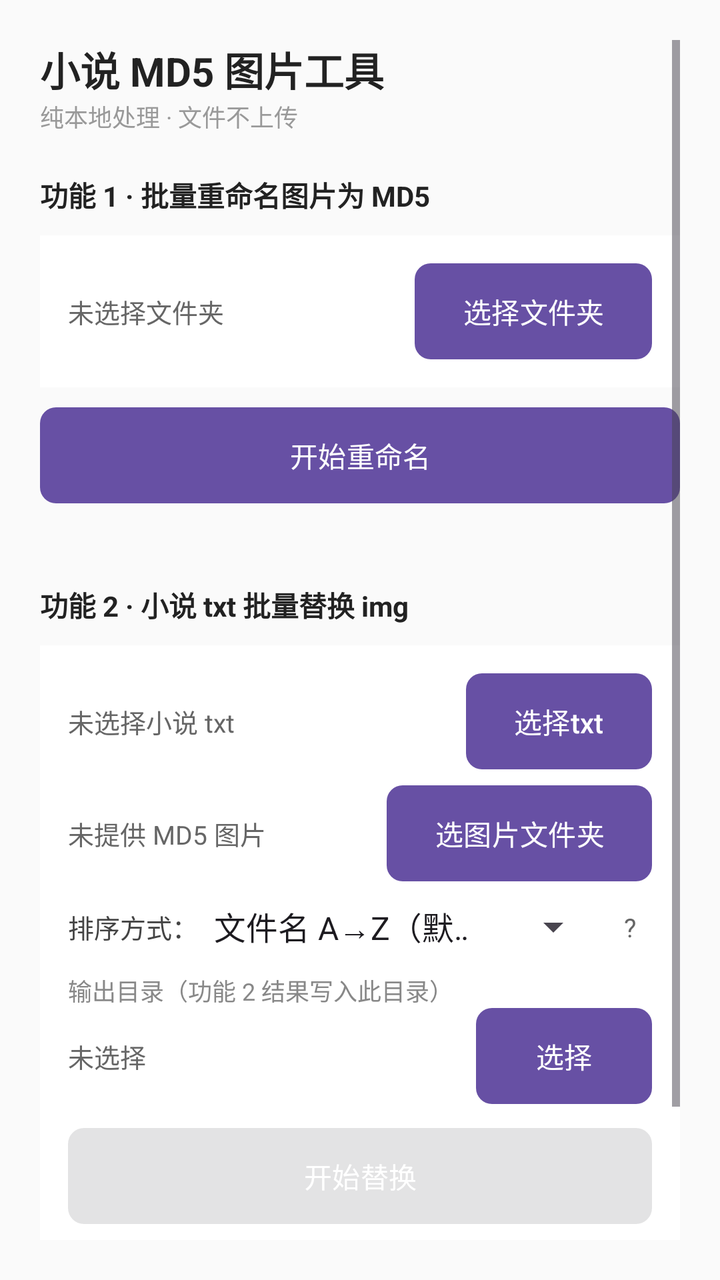
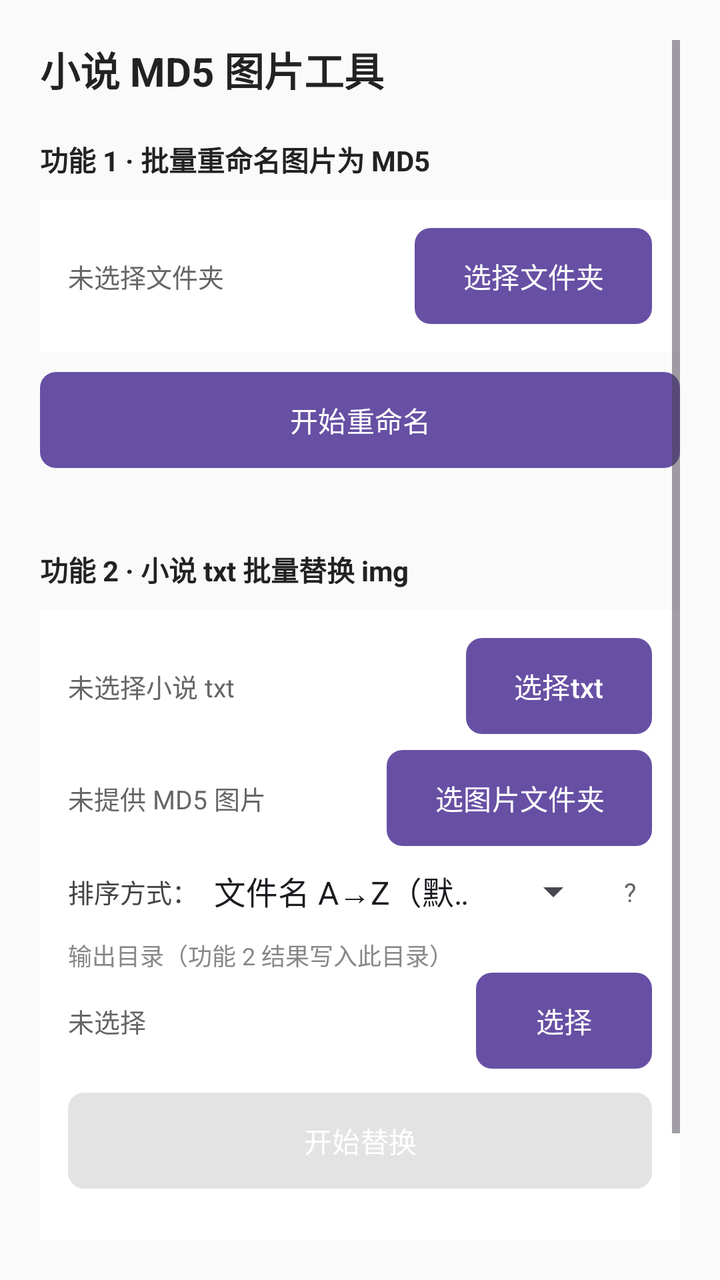

Before-and-after screenshots of an Android layout around one commit, followed by the original layout XML and the change that was made.
<!-- AndroidManifest.xml: application theme Theme.Material3.DayNight.NoActionBar -->
<!-- res/layout/activity_main.xml -->
<?xml version="1.0" encoding="utf-8"?>
<ScrollView xmlns:android="http://schemas.android.com/apk/res/android"
    android:layout_width="match_parent"
    android:layout_height="match_parent"
    android:background="#FAFAFA"
    android:padding="20dp">

    <LinearLayout
        android:layout_width="match_parent"
        android:layout_height="wrap_content"
        android:orientation="vertical">

        
        <TextView
            android:layout_width="match_parent"
            android:layout_height="wrap_content"
            android:text="小说 MD5 图片工具"
            android:textSize="20sp"
            android:textStyle="bold"
            android:textColor="#222222" />

        <TextView
            android:layout_width="match_parent"
            android:layout_height="wrap_content"
            android:text="纯本地处理 · 文件不上传"
            android:textSize="12sp"
            android:textColor="#999999"
            android:layout_marginBottom="20dp" />

        
        <TextView
            android:layout_width="match_parent"
            android:layout_height="wrap_content"
            android:text="功能 1 · 批量重命名图片为 MD5"
            android:textSize="14sp"
            android:textStyle="bold"
            android:textColor="#222222"
            android:layout_marginBottom="10dp" />

        <LinearLayout
            android:layout_width="match_parent"
            android:layout_height="wrap_content"
            android:orientation="horizontal"
            android:background="#FFFFFF"
            android:padding="14dp"
            android:layout_marginBottom="10dp">

            <TextView
                android:id="@+id/tvImgDir"
                android:layout_width="0dp"
                android:layout_height="wrap_content"
                android:layout_weight="1"
                android:layout_gravity="center_vertical"
                android:text="未选择文件夹"
                android:textSize="13sp"
                android:textColor="#666666"
                android:maxLines="1"
                android:ellipsize="end" />

            <Button
                android:id="@+id/btnPickImgDir"
                android:layout_width="wrap_content"
                android:layout_height="wrap_content"
                android:text="选择文件夹"
                android:textColor="#FFFFFF"
                android:background="@drawable/btn_solid" />
        </LinearLayout>

        <Button
            android:id="@+id/btnDoRename"
            android:layout_width="match_parent"
            android:layout_height="wrap_content"
            android:text="开始重命名"
            android:textColor="#FFFFFF"
            android:background="@drawable/btn_solid"
            android:layout_marginBottom="8dp" />

        <ProgressBar
            android:id="@+id/progressRename"
            style="?android:attr/progressBarStyleHorizontal"
            android:layout_width="match_parent"
            android:layout_height="wrap_content"
            android:max="100"
            android:visibility="gone" />

        <TextView
            android:id="@+id/tvRenameResult"
            android:layout_width="match_parent"
            android:layout_height="wrap_content"
            android:text=""
            android:textSize="12sp"
            android:textColor="#666666"
            android:lineSpacingExtra="3dp" />

        <View
            android:layout_width="match_parent"
            android:layout_height="16dp" />

        
        <TextView
            android:layout_width="match_parent"
            android:layout_height="wrap_content"
            android:text="功能 2 · 小说 txt 批量替换 img"
            android:textSize="14sp"
            android:textStyle="bold"
            android:textColor="#222222"
            android:layout_marginBottom="10dp" />

        <LinearLayout
            android:layout_width="match_parent"
            android:layout_height="wrap_content"
            android:orientation="vertical"
            android:background="#FFFFFF"
            android:padding="14dp"
            android:layout_marginBottom="10dp">

            <LinearLayout
                android:layout_width="match_parent"
                android:layout_height="wrap_content"
                android:orientation="horizontal">
                <TextView
                    android:id="@+id/tvNovelFile"
                    android:layout_width="0dp"
                    android:layout_height="wrap_content"
                    android:layout_weight="1"
                    android:layout_gravity="center_vertical"
                    android:text="未选择小说 txt"
                    android:textSize="13sp"
                    android:textColor="#666666"
                    android:maxLines="1"
                    android:ellipsize="end" />
                <Button
                    android:id="@+id/btnPickNovel"
                    android:layout_width="wrap_content"
                    android:layout_height="wrap_content"
                    android:text="选择txt"
                    android:textColor="#FFFFFF"
                    android:background="@drawable/btn_solid" />
            </LinearLayout>

            <LinearLayout
                android:layout_width="match_parent"
                android:layout_height="wrap_content"
                android:orientation="horizontal"
                android:layout_marginTop="8dp">
                <TextView
                    android:id="@+id/tvMd5Count"
                    android:layout_width="0dp"
                    android:layout_height="wrap_content"
                    android:layout_weight="1"
                    android:layout_gravity="center_vertical"
                    android:text="未提供 MD5 图片"
                    android:textSize="13sp"
                    android:textColor="#666666"
                    android:maxLines="1"
                    android:ellipsize="end" />
                <Button
                    android:id="@+id/btnPickMd5Dir"
                    android:layout_width="wrap_content"
                    android:layout_height="wrap_content"
                    android:text="选图片文件夹"
                    android:textColor="#FFFFFF"
                    android:background="@drawable/btn_solid" />
            </LinearLayout>

            
            <LinearLayout
                android:layout_width="match_parent"
                android:layout_height="wrap_content"
                android:orientation="horizontal"
                android:gravity="center_vertical"
                android:layout_marginTop="10dp">

                <TextView
                    android:layout_width="wrap_content"
                    android:layout_height="wrap_content"
                    android:text="排序方式："
                    android:textSize="13sp"
                    android:textColor="#444444" />

                <Spinner
                    android:id="@+id/spinnerMd5Order"
                    android:layout_width="0dp"
                    android:layout_height="wrap_content"
                    android:layout_weight="1"
                    android:entries="@array/md5_order_entries" />

                <TextView
                    android:id="@+id/btnOrderHelp"
                    android:layout_width="wrap_content"
                    android:layout_height="wrap_content"
                    android:text=" ?"
                    android:textSize="13sp"
                    android:textColor="#666666"
                    android:clickable="true"
                    android:focusable="true"
                    android:paddingHorizontal="8dp"
                    android:paddingVertical="4dp"
                    android:background="?android:attr/selectableItemBackground" />
            </LinearLayout>

            <TextView
                android:layout_width="match_parent"
                android:layout_height="wrap_content"
                android:text="输出目录（功能 2 结果写入此目录）"
                android:textSize="12sp"
                android:textColor="#888888"
                android:layout_marginTop="10dp" />

            <LinearLayout
                android:layout_width="match_parent"
                android:layout_height="wrap_content"
                android:orientation="horizontal">
                <TextView
                    android:id="@+id/tvOutDir"
                    android:layout_width="0dp"
                    android:layout_height="wrap_content"
                    android:layout_weight="1"
                    android:layout_gravity="center_vertical"
                    android:text="未选择"
                    android:textSize="13sp"
                    android:textColor="#666666"
                    android:maxLines="1"
                    android:ellipsize="end" />
                <Button
                    android:id="@+id/btnPickOutDir"
                    android:layout_width="wrap_content"
                    android:layout_height="wrap_content"
                    android:text="选择"
                    android:textColor="#FFFFFF"
                    android:background="@drawable/btn_solid" />
            </LinearLayout>

            <Button
                android:id="@+id/btnDoNovel"
                android:layout_width="match_parent"
                android:layout_height="wrap_content"
                android:text="开始替换"
                android:textColor="#FFFFFF"
                android:background="@drawable/btn_solid"
                android:enabled="false"
                android:layout_marginTop="12dp" />

            <TextView
                android:id="@+id/tvNovelResult"
                android:layout_width="match_parent"
                android:layout_height="wrap_content"
                android:text=""
                android:textSize="12sp"
                android:textColor="#666666"
                android:lineSpacingExtra="3dp"
                android:layout_marginTop="6dp" />
        </LinearLayout>

        <View
            android:layout_width="match_parent"
            android:layout_height="16dp" />

        
        <LinearLayout
            android:id="@+id/blockShizuku"
            android:layout_width="match_parent"
            android:layout_height="wrap_content"
            android:orientation="horizontal"
            android:gravity="center_vertical"
            android:background="#FFFFFF"
            android:padding="14dp">

            <TextView
                android:id="@+id/tvShizukuStatus"
                android:layout_width="0dp"
                android:layout_height="wrap_content"
                android:layout_weight="1"
                android:text="Shizuku 未授权"
                android:textSize="12sp"
                android:textColor="#8A8A8A" />

            <Button
                android:id="@+id/btnShizukuAuth"
                android:layout_width="wrap_content"
                android:layout_height="wrap_content"
                android:text="去授权"
                android:textColor="#FFFFFF"
                android:background="@drawable/btn_solid"
                android:visibility="gone" />
        </LinearLayout>

    </LinearLayout>
</ScrollView>
<!-- resources referenced by this layout -->
<resources>
  <string-array name="md5_order_entries">
          <item>文件名 A→Z（默认）</item>
          <item>文件名 Z→A</item>
          <item>修改时间 旧→新</item>
          <item>修改时间 新→旧</item>
          <item>文件大小 小→大</item>
          <item>文件大小 大→小</item>
      </string-array>
  <!-- drawable btn_solid (drawable) -->
  <?xml version="1.0" encoding="utf-8"?>
  <shape xmlns:android="http://schemas.android.com/apk/res/android" android:shape="rectangle">
      <solid android:color="#4F46E5" />
      <corners android:radius="8dp" />
  </shape>
</resources>

<!-- the commit's change to res/layout/activity_main.xml (unified diff, before → after) -->
@@ -17,14 +17,7 @@
             android:text="小说 MD5 图片工具"
             android:textSize="20sp"
             android:textStyle="bold"
-            android:textColor="#222222" />
-
-        <TextView
-            android:layout_width="match_parent"
-            android:layout_height="wrap_content"
-            android:text="纯本地处理 · 文件不上传"
-            android:textSize="12sp"
-            android:textColor="#999999"
+            android:textColor="#222222"
             android:layout_marginBottom="20dp" />
 
         
